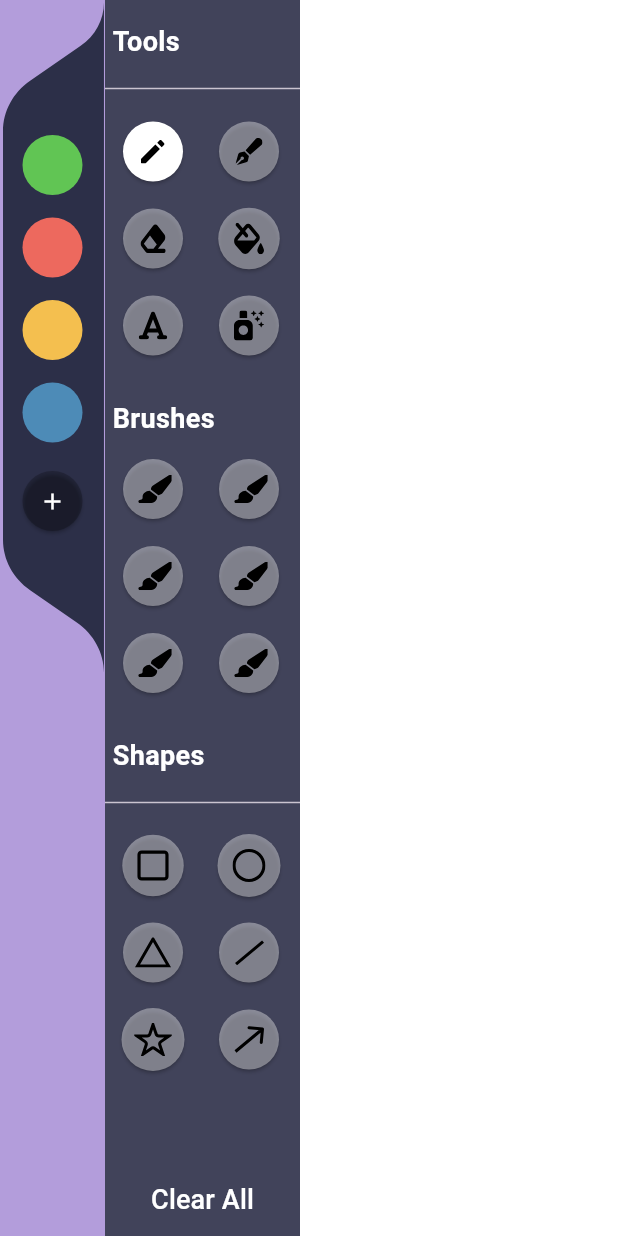
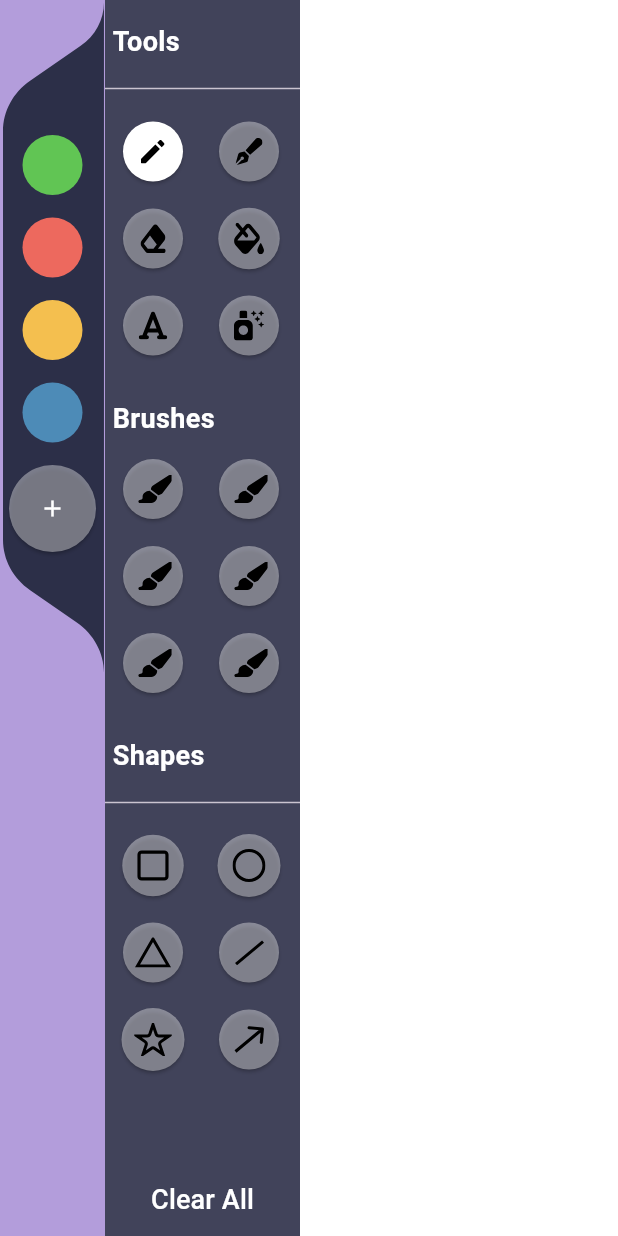
Before and after one commit to ParimSsme/painting_web, a Flutter app: the screen it shows after launch, on a phone screen of 412 x 824 dp. Run offline on Flutter 3.47's test engine with Material 3 defaults, Android fonts, the phone set to English and light mode, and no system bars; our stand-ins replace flutter_svg.

Commit message:
fix design problems

```diff
--- a/lib/main.dart
+++ b/lib/main.dart
@@ -426,9 +426,10 @@ class _DrawingScreenState extends State<DrawingScreen> {
                                 );
                               },
                               style: ElevatedButton.styleFrom(
-                                  shape: CircleBorder(),
-                                  padding: EdgeInsets.all(10),
-                                  backgroundColor: Color(0x33000000)),
+                                shape: CircleBorder(),
+                                padding: EdgeInsets.all(20),
+                                backgroundColor: Colors.white38,
+                              ),
                               child: const Icon(Icons.add, color: Colors.white),
                             )
                           ],
@@ -527,10 +528,8 @@ class _DrawingScreenState extends State<DrawingScreen> {
                           child: TextButton(
                             child: const Text(
                               'Clear All',
-                              style: TextStyle(
-                                color: Colors.white,
-                                fontSize: 18
-                              ),
+                              style:
+                                  TextStyle(color: Colors.white, fontSize: 18),
                             ),
                             onPressed: () {
                               setState(() {
```
